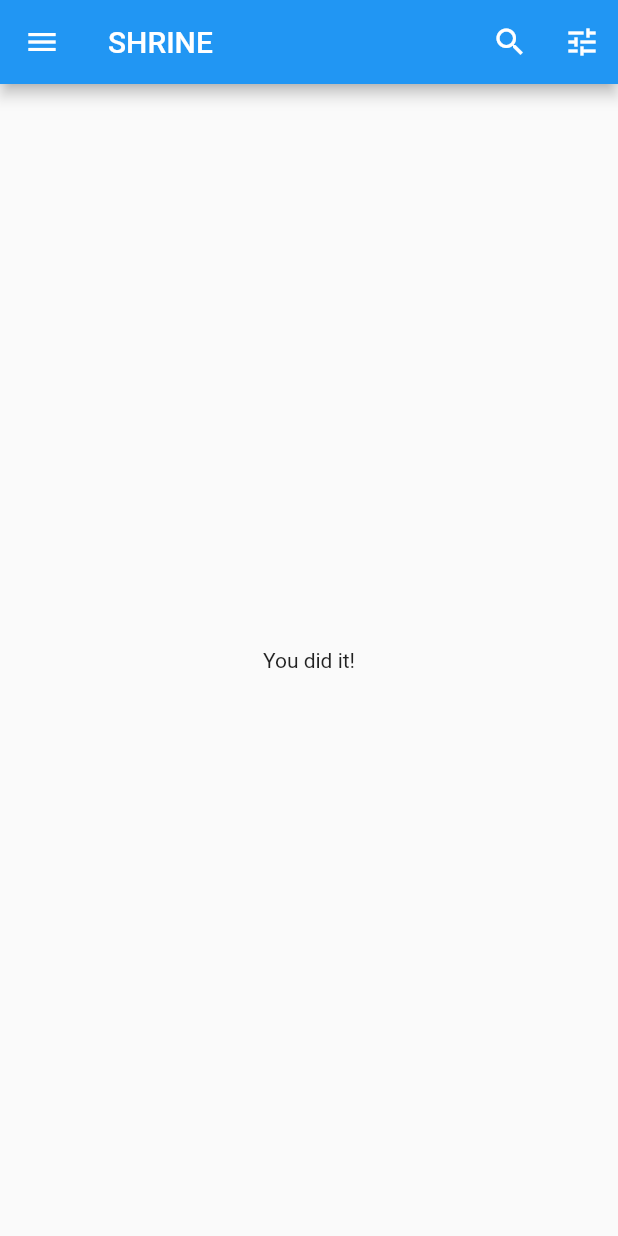
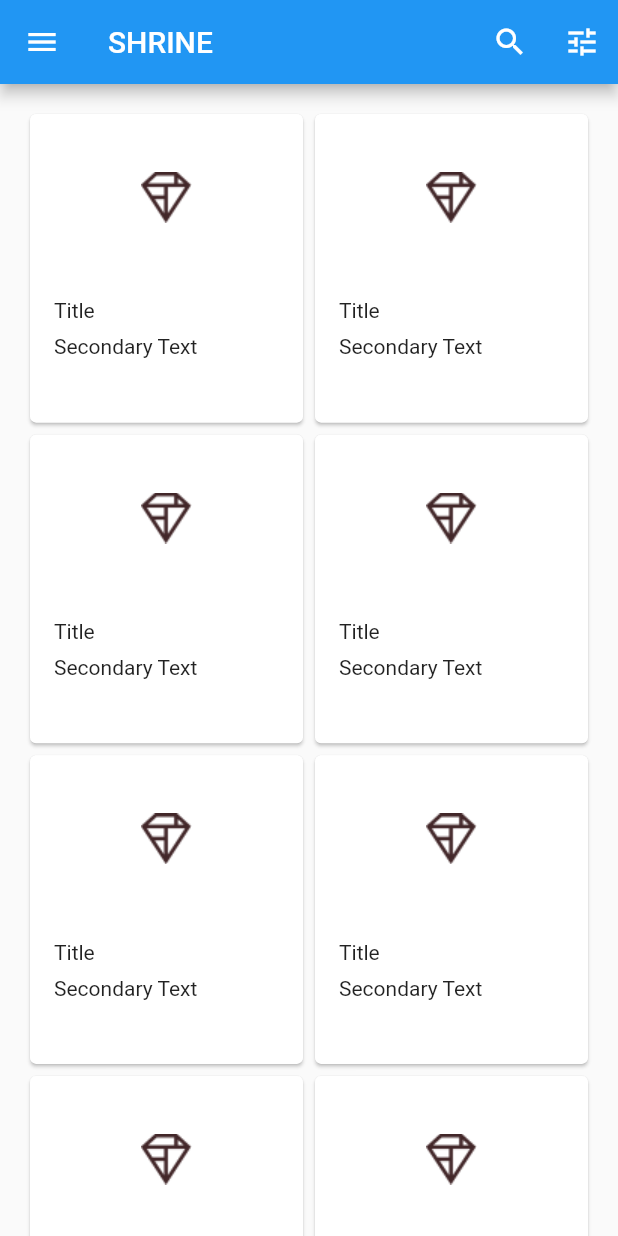
Before and after one commit to ASahu16/Shrine, a Flutter app: the HomePage screen opened directly, on a phone screen of 412 x 824 dp. Run offline on Flutter 3.47's test engine with Material 2 defaults, Android fonts, the phone set to English and light mode, and no system bars.

Commit message:
Update `home` page body content
Assign the generated cards to GridView's children in the body

```diff
--- a/lib/home.dart
+++ b/lib/home.dart
@@ -78,9 +78,11 @@ class HomePage extends StatelessWidget {
           ),
         ],
       ),
-      // TODO: Add a grid view (102)
-      body: const Center(
-        child: Text('You did it!'),
+      body: GridView.count(
+        crossAxisCount: 2,
+        padding: const EdgeInsets.all(16.0),
+        childAspectRatio: 8.0 / 9.0,
+        children: _buildGridCards(10), // replace
       ),
       resizeToAvoidBottomInset: false,
     );
```
